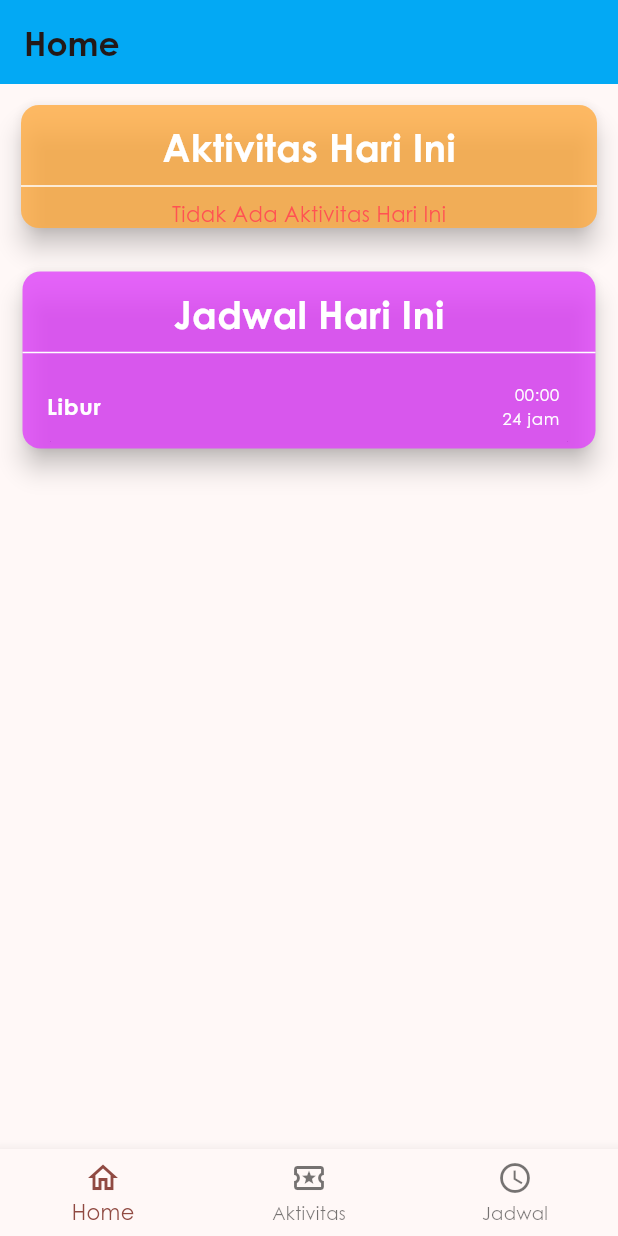
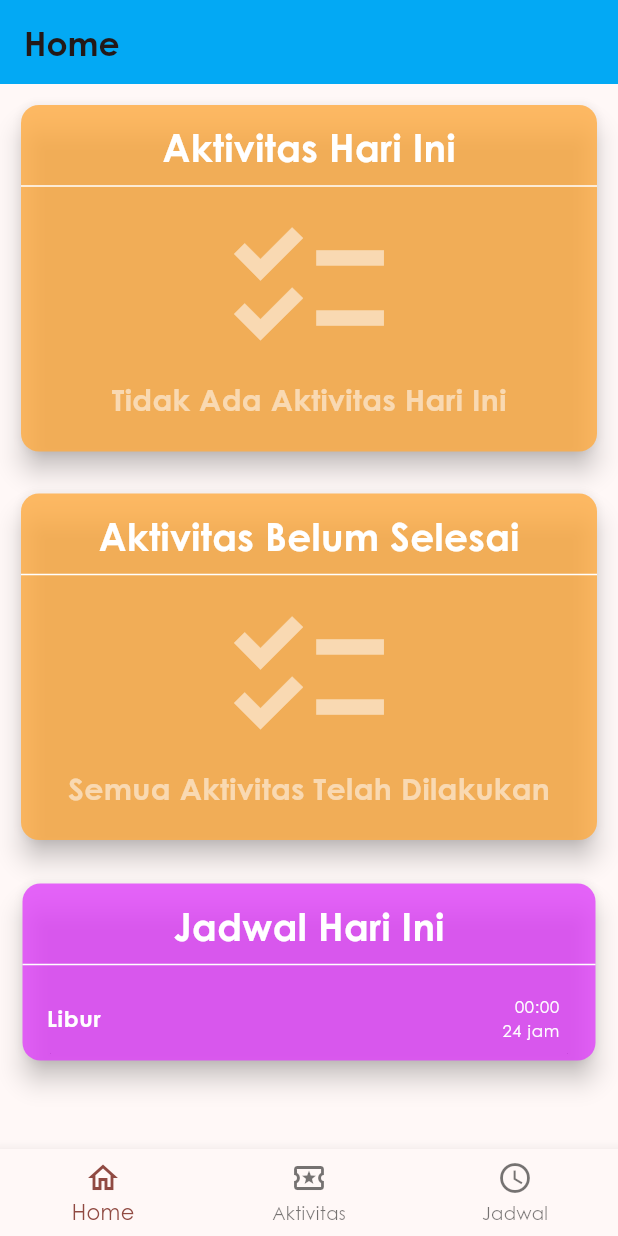
Before and after one commit to AdiJT/uas-pmp-aktivitas, a Flutter app: the screen it shows after launch, on a phone screen of 412 x 824 dp. Run offline on Flutter 3.47's test engine with Material 3 defaults, Android fonts, the phone set to English and light mode, and no system bars; our stand-ins replace get, sqflite; accounts and stored records are empty.

Commit message:
Menambah Activity Card dan Aktivitas Belum Selesai di home page

```diff
--- /dev/null
+++ b/lib/common_widgets/activity_card.dart
@@ -0,0 +1,68 @@
+import 'package:flutter/material.dart';
+import 'package:flutter_application_uas_aktivitas/common_widgets/activity_list_tile.dart';
+import 'package:flutter_application_uas_aktivitas/models/activity.dart';
+
+class ActivityCard extends StatelessWidget {
+  const ActivityCard({
+    super.key,
+    required this.activities,
+    required this.title,
+    required this.emptyCollectionLabel,
+  });
+
+  final List<Activity> activities;
+  final String title;
+  final String emptyCollectionLabel;
+
+  @override
+  Widget build(BuildContext context) {
+    return Card(
+      color: Colors.orangeAccent.withOpacity(0.8),
+      elevation: 7,
+      child: Column(
+        children: [
+          Container(
+            margin: const EdgeInsets.only(top: 10),
+            child: Text(
+              title,
+              style: const TextStyle(
+                fontSize: 25,
+                fontWeight: FontWeight.w700,
+                color: Colors.white,
+              ),
+            ),
+          ),
+          const Divider(color: Colors.white),
+          activities.isNotEmpty
+              ? ListView.builder(
+                  shrinkWrap: true,
+                  itemCount: activities.length,
+                  itemBuilder: (context, index) {
+                    final activity = activities[index];
+
+                    return ActivityListTile(activity: activity);
+                  },
+                )
+              : Column(
+                  children: [
+                    const Icon(
+                      Icons.checklist,
+                      size: 120,
+                      color: Colors.white54,
+                    ),
+                    Text(
+                      emptyCollectionLabel,
+                      style: const TextStyle(
+                        fontWeight: FontWeight.bold,
+                        fontSize: 20,
+                        color: Colors.white54,
+                      ),
+                    ),
+                    const SizedBox(height: 20),
+                  ],
+                ),
+        ],
+      ),
+    );
+  }
+}
--- a/lib/controllers/activity_controller.dart
+++ b/lib/controllers/activity_controller.dart
@@ -31,6 +31,9 @@ class ActivityController extends GetxController {
               today.day == a.date.day;
         },
       ).toList();
+
+  List<Activity> get dueActivities =>
+      activities.where((a) => a.isDone == false).toList();
 
   void addActivity(Activity newActivity) {
     _db.insert(activityTable, newActivity.toMap()).then((_) {
--- a/lib/views/home_page.dart
+++ b/lib/views/home_page.dart
@@ -1,5 +1,5 @@
 import 'package:flutter/material.dart';
-import 'package:flutter_application_uas_aktivitas/common_widgets/activity_list_tile.dart';
+import 'package:flutter_application_uas_aktivitas/common_widgets/activity_card.dart';
 import 'package:flutter_application_uas_aktivitas/common_widgets/schedule_card.dart';
 import 'package:flutter_application_uas_aktivitas/controllers/activity_controller.dart';
 import 'package:flutter_application_uas_aktivitas/controllers/schedule_controller.dart';
@@ -32,55 +32,34 @@ class _HomePageState extends State<HomePage> {
           children: [
             Padding(
               padding: const EdgeInsets.all(10),
-              child: Card(
-                color: Colors.orangeAccent.withOpacity(0.8),
-                elevation: 7,
-                child: Column(
-                  children: [
-                    Container(
-                      margin: const EdgeInsets.only(top: 10),
-                      child: const Text(
-                        'Aktivitas Hari Ini',
-                        style: TextStyle(
-                          fontSize: 25,
-                          fontWeight: FontWeight.w700,
-                          color: Colors.white,
+              child: Obx(
+                () => ActivityCard(
+                  activities: activityController.todayActivities,
+                  title: "Aktivitas Hari Ini",
+                  emptyCollectionLabel: "Tidak Ada Aktivitas Hari Ini",
                 ),
               ),
             ),
-                    const Divider(color: Colors.white),
-                    activityController.todayActivities.isNotEmpty
-                        ? Obx(
-                            () => ListView.builder(
-                              shrinkWrap: true,
-                              itemCount:
-                                  activityController.todayActivities.length,
-                              itemBuilder: (context, index) {
-                                final activity =
-                                    activityController.todayActivities[index];
-
-                                return ActivityListTile(activity: activity);
-                              },
-                            ),
-                          )
-                        : const Text(
-                            "Tidak Ada Aktivitas Hari Ini",
-                            style: TextStyle(
-                              color: Colors.redAccent,
-                            ),
-                          ),
-                  ],
+            Padding(
+              padding: const EdgeInsets.all(10),
+              child: Obx(
+                () => ActivityCard(
+                  activities: activityController.dueActivities,
+                  title: "Aktivitas Belum Selesai",
+                  emptyCollectionLabel: "Semua Aktivitas Telah Dilakukan",
                 ),
               ),
             ),
             Padding(
               padding: const EdgeInsets.all(5),
-              child: ScheduleCard(
+              child: Obx(
+                () => ScheduleCard(
                   schedules: scheduleController.todaySchedule,
                   day: dayFromDateTime(DateTime.now()),
                   title: "Jadwal Hari Ini",
                   canAdd: false,
                   showMenu: false,
+                ),
               ),
             ),
           ],
```
Lines whose indentation alone changed are shown as unchanged.
